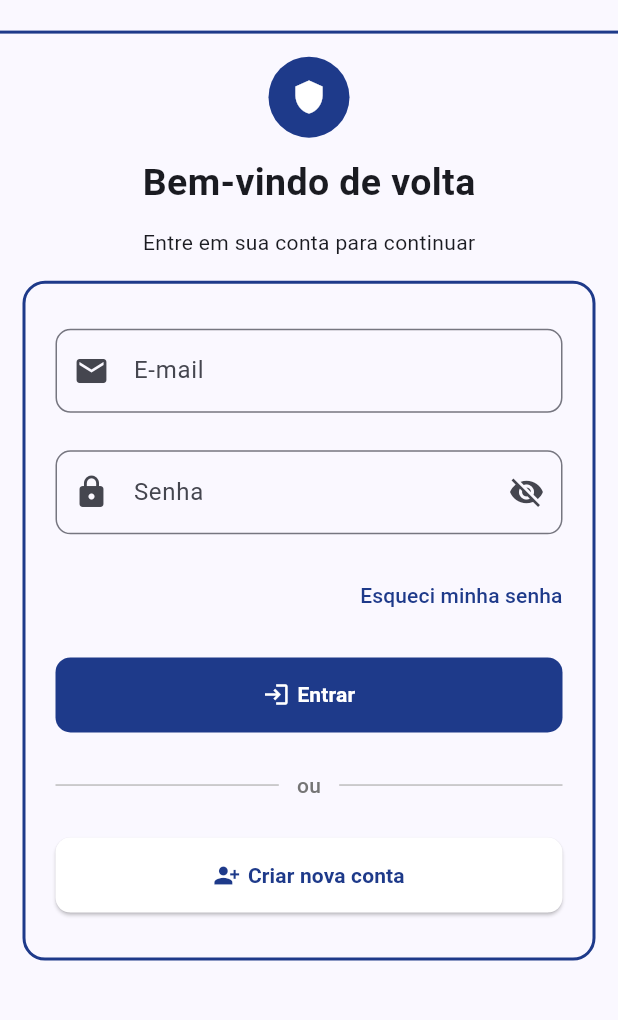
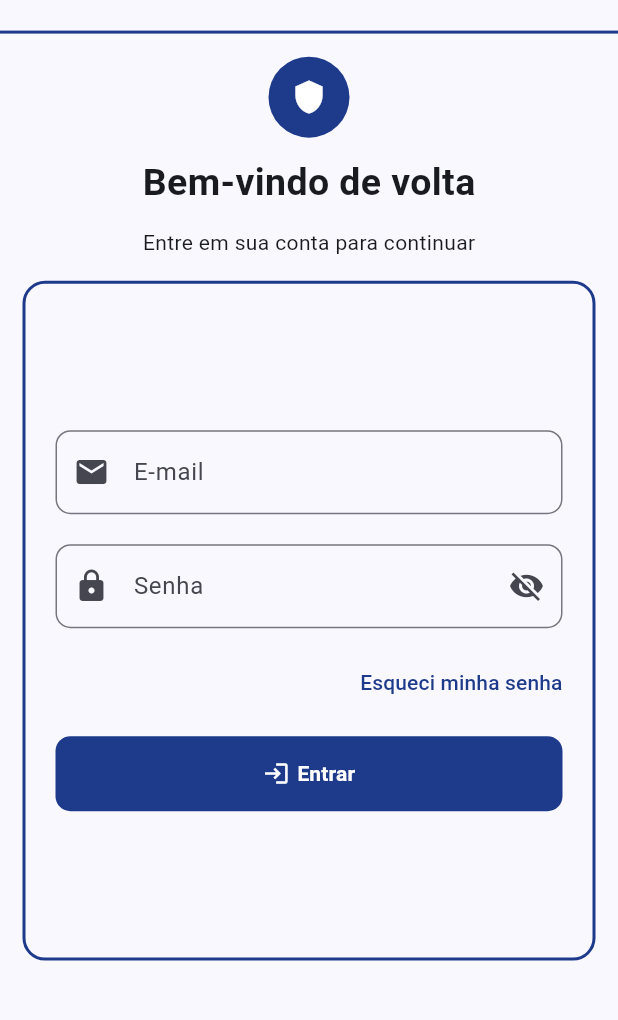
Before and after one commit to FillipeEduardo/inspecao_veicular_petroeng, a Flutter app: the screen it shows after launch, on a phone screen of 412 x 824 dp, the part 90-1110 px from its top. Run offline on Flutter 3.47's test engine with Material 3 defaults, Android fonts, the phone set to English and light mode, and no system bars; our stand-ins replace dio, flutter_riverpod, flutter_secure_storage, go_router, image_picker.

Commit message:
ajusta alinhamento do formulário de login e remove elementos desnecessários

```diff
--- a/lib/components/login_form.dart
+++ b/lib/components/login_form.dart
@@ -51,8 +51,9 @@ class _LoginFormState extends ConsumerState<LoginForm> {
     return Form(
       key: _formKey,
       child: Column(
-        mainAxisAlignment: .spaceBetween,
         crossAxisAlignment: .center,
+        mainAxisAlignment: .center,
+        spacing: 20,
         mainAxisSize: .max,
         children: [
           InputPadrao(
@@ -125,58 +126,6 @@ class _LoginFormState extends ConsumerState<LoginForm> {
               ),
             ),
           ),
-          Row(
-            children: [
-              Expanded(
-                child: Divider(color: Colors.grey.shade400, thickness: 1),
-              ),
-              Padding(
-                padding: EdgeInsets.symmetric(horizontal: 12),
-                child: Text(
-                  "ou",
-                  style: TextStyle(
-                    color: Colors.grey.shade600,
-                    fontWeight: FontWeight.w500,
-                  ),
-                ),
-              ),
-              Expanded(
-                child: Divider(color: Colors.grey.shade400, thickness: 1),
-              ),
-            ],
-          ),
-          SizedBox(
-            width: .infinity,
-            child: ElevatedButton(
-              onPressed: () => {},
-              style: ButtonStyle(
-                backgroundColor: WidgetStatePropertyAll(Colors.white),
-                shape: WidgetStatePropertyAll(
-                  RoundedRectangleBorder(
-                    borderRadius: BorderRadius.circular(10),
-                  ),
-                ),
-                fixedSize: WidgetStatePropertyAll(Size.fromHeight(50)),
-              ),
-              child: Row(
-                mainAxisAlignment: .center,
-                spacing: 5,
-                children: [
-                  Icon(
-                    Icons.person_add_alt_1,
-                    color: Theme.of(context).colorScheme.primary,
-                  ),
-                  Text(
-                    "Criar nova conta",
-                    style: TextStyle(
-                      color: Theme.of(context).colorScheme.primary,
-                      fontWeight: .bold,
-                    ),
-                  ),
-                ],
-              ),
-            ),
-          ),
         ],
       ),
     );
```
